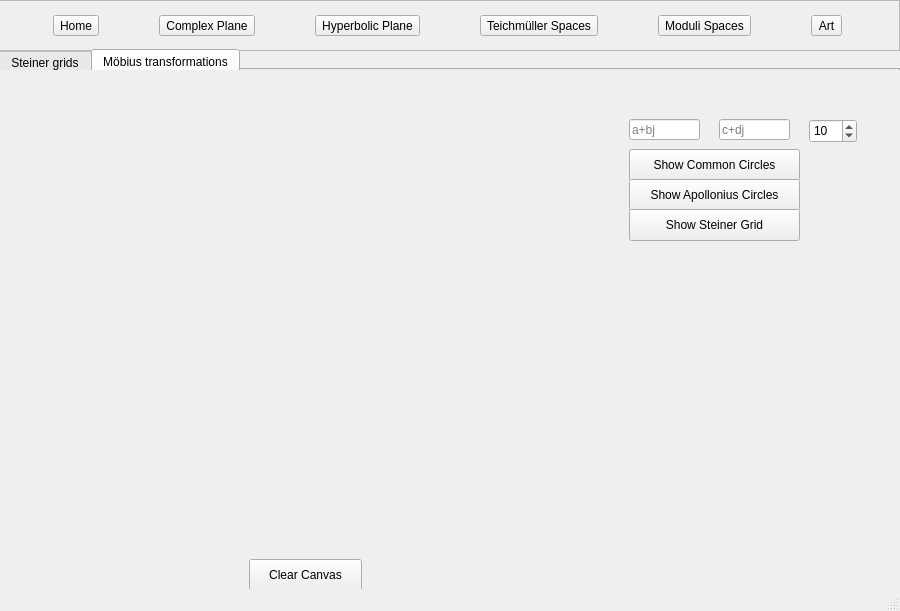
Old version of the form appWindowDesign.ui in the repository Labardini/Hyperbolic.
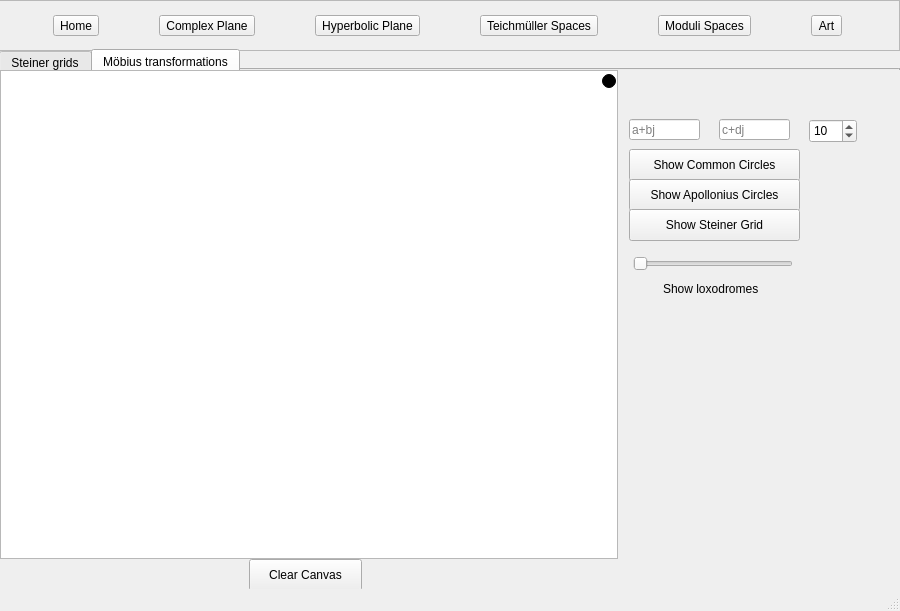
New version of the form. The open tabs and pages were chosen to show the change. Custom widgets are drawn as their Qt base class.

Patch:
```diff
--- a/appWindowDesign.ui
+++ b/appWindowDesign.ui
@@ -244,16 +244,6 @@
        </attribute>
       </widget>
      </widget>
-     <widget class="MplWidget" name="mplWidgetIn_pageCP" native="true">
-      <property name="geometry">
-       <rect>
-        <x>0</x>
-        <y>20</y>
-        <width>621</width>
-        <height>491</height>
-       </rect>
-      </property>
-     </widget>
      <widget class="QStackedWidget" name="stackedWidgetIn_pageCP">
       <property name="geometry">
        <rect>
@@ -360,6 +350,58 @@
          <string>Show Steiner Grid</string>
         </property>
        </widget>
+       <widget class="QSlider" name="horizontalSliderCPSGLoxodromesAngleTheta">
+        <property name="enabled">
+         <bool>true</bool>
+        </property>
+        <property name="geometry">
+         <rect>
+          <x>14</x>
+          <y>184</y>
+          <width>160</width>
+          <height>22</height>
+         </rect>
+        </property>
+        <property name="minimum">
+         <number>-1</number>
+        </property>
+        <property name="maximum">
+         <number>360</number>
+        </property>
+        <property name="value">
+         <number>-1</number>
+        </property>
+        <property name="sliderPosition">
+         <number>-1</number>
+        </property>
+        <property name="tracking">
+         <bool>true</bool>
+        </property>
+        <property name="orientation">
+         <enum>Qt::Horizontal</enum>
+        </property>
+       </widget>
+       <widget class="QLabel" name="labelCPSGLoxodromes">
+        <property name="geometry">
+         <rect>
+          <x>44</x>
+          <y>210</y>
+          <width>108</width>
+          <height>20</height>
+         </rect>
+        </property>
+        <property name="text">
+         <string>Show loxodromes</string>
+        </property>
+       </widget>
+       <zorder>horizontalSliderCPSGLoxodromesAngleTheta</zorder>
+       <zorder>pushButtonCPSGCommon</zorder>
+       <zorder>spinBoxCPSGCommon</zorder>
+       <zorder>lineEditCPSGComplexNumber2</zorder>
+       <zorder>lineEditCPSGComplexNumber1</zorder>
+       <zorder>pushButtonCPSGApollonius</zorder>
+       <zorder>pushButtonCPSGSteiner</zorder>
+       <zorder>labelCPSGLoxodromes</zorder>
       </widget>
       <widget class="QWidget" name="pageCPMobiusTransformations">
        <widget class="QFrame" name="frameCPMTOrbits">
@@ -588,6 +630,459 @@
        <string>Clear Canvas</string>
       </property>
      </widget>
+     <widget class="PlotWidget" name="PlotWidgetIn_pageCP">
+      <property name="enabled">
+       <bool>true</bool>
+      </property>
+      <property name="geometry">
+       <rect>
+        <x>1</x>
+        <y>21</y>
+        <width>618</width>
+        <height>489</height>
+       </rect>
+      </property>
+     </widget>
+     <widget class="QRadioButton" name="radioButtonCPoo">
+      <property name="enabled">
+       <bool>true</bool>
+      </property>
+      <property name="geometry">
+       <rect>
+        <x>579</x>
+        <y>22</y>
+        <width>38</width>
+        <height>20</height>
+       </rect>
+      </property>
+      <property name="palette">
+       <palette>
+        <active>
+         <colorrole role="WindowText">
+          <brush brushstyle="SolidPattern">
+           <color alpha="255">
+            <red>255</red>
+            <green>255</green>
+            <blue>255</blue>
+           </color>
+          </brush>
+         </colorrole>
+         <colorrole role="Button">
+          <brush brushstyle="SolidPattern">
+           <color alpha="255">
+            <red>0</red>
+            <green>0</green>
+            <blue>0</blue>
+           </color>
+          </brush>
+         </colorrole>
+         <colorrole role="Light">
+          <brush brushstyle="SolidPattern">
+           <color alpha="255">
+            <red>0</red>
+            <green>0</green>
+            <blue>0</blue>
+           </color>
+          </brush>
+         </colorrole>
+         <colorrole role="Midlight">
+          <brush brushstyle="SolidPattern">
+           <color alpha="255">
+            <red>0</red>
+            <green>0</green>
+            <blue>0</blue>
+           </color>
+          </brush>
+         </colorrole>
+         <colorrole role="Dark">
+          <brush brushstyle="SolidPattern">
+           <color alpha="255">
+            <red>0</red>
+            <green>0</green>
+            <blue>0</blue>
+           </color>
+          </brush>
+         </colorrole>
+         <colorrole role="Mid">
+          <brush brushstyle="SolidPattern">
+           <color alpha="255">
+            <red>0</red>
+            <green>0</green>
+            <blue>0</blue>
+           </color>
+          </brush>
+         </colorrole>
+         <colorrole role="Text">
+          <brush brushstyle="SolidPattern">
+           <color alpha="255">
+            <red>255</red>
+            <green>255</green>
+            <blue>255</blue>
+           </color>
+          </brush>
+         </colorrole>
+         <colorrole role="BrightText">
+          <brush brushstyle="SolidPattern">
+           <color alpha="255">
+            <red>255</red>
+            <green>255</green>
+            <blue>255</blue>
+           </color>
+          </brush>
+         </colorrole>
+         <colorrole role="ButtonText">
+          <brush brushstyle="SolidPattern">
+           <color alpha="255">
+            <red>255</red>
+            <green>255</green>
+            <blue>255</blue>
+           </color>
+          </brush>
+         </colorrole>
+         <colorrole role="Base">
+          <brush brushstyle="SolidPattern">
+           <color alpha="255">
+            <red>0</red>
+            <green>0</green>
+            <blue>0</blue>
+           </color>
+          </brush>
+         </colorrole>
+         <colorrole role="Window">
+          <brush brushstyle="SolidPattern">
+           <color alpha="255">
+            <red>0</red>
+            <green>0</green>
+            <blue>0</blue>
+           </color>
+          </brush>
+         </colorrole>
+         <colorrole role="Shadow">
+          <brush brushstyle="SolidPattern">
+           <color alpha="255">
+            <red>0</red>
+            <green>0</green>
+            <blue>0</blue>
+           </color>
+          </brush>
+         </colorrole>
+         <colorrole role="AlternateBase">
+          <brush brushstyle="SolidPattern">
+           <color alpha="255">
+            <red>0</red>
+            <green>0</green>
+            <blue>0</blue>
+           </color>
+          </brush>
+         </colorrole>
+         <colorrole role="ToolTipBase">
+          <brush brushstyle="SolidPattern">
+           <color alpha="255">
+            <red>255</red>
+            <green>255</green>
+            <blue>220</blue>
+           </color>
+          </brush>
+         </colorrole>
+         <colorrole role="ToolTipText">
+          <brush brushstyle="SolidPattern">
+           <color alpha="255">
+            <red>0</red>
+            <green>0</green>
+            <blue>0</blue>
+           </color>
+          </brush>
+         </colorrole>
+        </active>
+        <inactive>
+         <colorrole role="WindowText">
+          <brush brushstyle="SolidPattern">
+           <color alpha="255">
+            <red>255</red>
+            <green>255</green>
+            <blue>255</blue>
+           </color>
+          </brush>
+         </colorrole>
+         <colorrole role="Button">
+          <brush brushstyle="SolidPattern">
+           <color alpha="255">
+            <red>0</red>
+            <green>0</green>
+            <blue>0</blue>
+           </color>
+          </brush>
+         </colorrole>
+         <colorrole role="Light">
+          <brush brushstyle="SolidPattern">
+           <color alpha="255">
+            <red>0</red>
+            <green>0</green>
+            <blue>0</blue>
+           </color>
+          </brush>
+         </colorrole>
+         <colorrole role="Midlight">
+          <brush brushstyle="SolidPattern">
+           <color alpha="255">
+            <red>0</red>
+            <green>0</green>
+            <blue>0</blue>
+           </color>
+          </brush>
+         </colorrole>
+         <colorrole role="Dark">
+          <brush brushstyle="SolidPattern">
+           <color alpha="255">
+            <red>0</red>
+            <green>0</green>
+            <blue>0</blue>
+           </color>
+          </brush>
+         </colorrole>
+         <colorrole role="Mid">
+          <brush brushstyle="SolidPattern">
+           <color alpha="255">
+            <red>0</red>
+            <green>0</green>
+            <blue>0</blue>
+           </color>
+          </brush>
+         </colorrole>
+         <colorrole role="Text">
+          <brush brushstyle="SolidPattern">
+           <color alpha="255">
+            <red>255</red>
+            <green>255</green>
+            <blue>255</blue>
+           </color>
+          </brush>
+         </colorrole>
+         <colorrole role="BrightText">
+          <brush brushstyle="SolidPattern">
+           <color alpha="255">
+            <red>255</red>
+            <green>255</green>
+            <blue>255</blue>
+           </color>
+          </brush>
+         </colorrole>
+         <colorrole role="ButtonText">
+          <brush brushstyle="SolidPattern">
+           <color alpha="255">
+            <red>255</red>
+            <green>255</green>
+            <blue>255</blue>
+           </color>
+          </brush>
+         </colorrole>
+         <colorrole role="Base">
+          <brush brushstyle="SolidPattern">
+           <color alpha="255">
+            <red>0</red>
+            <green>0</green>
+            <blue>0</blue>
+           </color>
+          </brush>
+         </colorrole>
+         <colorrole role="Window">
+          <brush brushstyle="SolidPattern">
+           <color alpha="255">
+            <red>0</red>
+            <green>0</green>
+            <blue>0</blue>
+           </color>
+          </brush>
+         </colorrole>
+         <colorrole role="Shadow">
+          <brush brushstyle="SolidPattern">
+           <color alpha="255">
+            <red>0</red>
+            <green>0</green>
+            <blue>0</blue>
+           </color>
+          </brush>
+         </colorrole>
+         <colorrole role="AlternateBase">
+          <brush brushstyle="SolidPattern">
+           <color alpha="255">
+            <red>0</red>
+            <green>0</green>
+            <blue>0</blue>
+           </color>
+          </brush>
+         </colorrole>
+         <colorrole role="ToolTipBase">
+          <brush brushstyle="SolidPattern">
+           <color alpha="255">
+            <red>255</red>
+            <green>255</green>
+            <blue>220</blue>
+           </color>
+          </brush>
+         </colorrole>
+         <colorrole role="ToolTipText">
+          <brush brushstyle="SolidPattern">
+           <color alpha="255">
+            <red>0</red>
+            <green>0</green>
+            <blue>0</blue>
+           </color>
+          </brush>
+         </colorrole>
+        </inactive>
+        <disabled>
+         <colorrole role="WindowText">
+          <brush brushstyle="SolidPattern">
+           <color alpha="255">
+            <red>0</red>
+            <green>0</green>
+            <blue>0</blue>
+           </color>
+          </brush>
+         </colorrole>
+         <colorrole role="Button">
+          <brush brushstyle="SolidPattern">
+           <color alpha="255">
+            <red>0</red>
+            <green>0</green>
+            <blue>0</blue>
+           </color>
+          </brush>
+         </colorrole>
+         <colorrole role="Light">
+          <brush brushstyle="SolidPattern">
+           <color alpha="255">
+            <red>0</red>
+            <green>0</green>
+            <blue>0</blue>
+           </color>
+          </brush>
+         </colorrole>
+         <colorrole role="Midlight">
+          <brush brushstyle="SolidPattern">
+           <color alpha="255">
+            <red>0</red>
+            <green>0</green>
+            <blue>0</blue>
+           </color>
+          </brush>
+         </colorrole>
+         <colorrole role="Dark">
+          <brush brushstyle="SolidPattern">
+           <color alpha="255">
+            <red>0</red>
+            <green>0</green>
+            <blue>0</blue>
+           </color>
+          </brush>
+         </colorrole>
+         <colorrole role="Mid">
+          <brush brushstyle="SolidPattern">
+           <color alpha="255">
+            <red>0</red>
+            <green>0</green>
+            <blue>0</blue>
+           </color>
+          </brush>
+         </colorrole>
+         <colorrole role="Text">
+          <brush brushstyle="SolidPattern">
+           <color alpha="255">
+            <red>0</red>
+            <green>0</green>
+            <blue>0</blue>
+           </color>
+          </brush>
+         </colorrole>
+         <colorrole role="BrightText">
+          <brush brushstyle="SolidPattern">
+           <color alpha="255">
+            <red>255</red>
+            <green>255</green>
+            <blue>255</blue>
+           </color>
+          </brush>
+         </colorrole>
+         <colorrole role="ButtonText">
+          <brush brushstyle="SolidPattern">
+           <color alpha="255">
+            <red>0</red>
+            <green>0</green>
+            <blue>0</blue>
+           </color>
+          </brush>
+         </colorrole>
+         <colorrole role="Base">
+          <brush brushstyle="SolidPattern">
+           <color alpha="255">
+            <red>0</red>
+            <green>0</green>
+            <blue>0</blue>
+           </color>
+          </brush>
+         </colorrole>
+         <colorrole role="Window">
+          <brush brushstyle="SolidPattern">
+           <color alpha="255">
+            <red>0</red>
+            <green>0</green>
+            <blue>0</blue>
+           </color>
+          </brush>
+         </colorrole>
+         <colorrole role="Shadow">
+          <brush brushstyle="SolidPattern">
+           <color alpha="255">
+            <red>0</red>
+            <green>0</green>
+            <blue>0</blue>
+           </color>
+          </brush>
+         </colorrole>
+         <colorrole role="AlternateBase">
+          <brush brushstyle="SolidPattern">
+           <color alpha="255">
+            <red>0</red>
+            <green>0</green>
+            <blue>0</blue>
+           </color>
+          </brush>
+         </colorrole>
+         <colorrole role="ToolTipBase">
+          <brush brushstyle="SolidPattern">
+           <color alpha="255">
+            <red>255</red>
+            <green>255</green>
+            <blue>220</blue>
+           </color>
+          </brush>
+         </colorrole>
+         <colorrole role="ToolTipText">
+          <brush brushstyle="SolidPattern">
+           <color alpha="255">
+            <red>0</red>
+            <green>0</green>
+            <blue>0</blue>
+           </color>
+          </brush>
+         </colorrole>
+        </disabled>
+       </palette>
+      </property>
+      <property name="layoutDirection">
+       <enum>Qt::RightToLeft</enum>
+      </property>
+      <property name="text">
+       <string>oo</string>
+      </property>
+      <property name="checkable">
+       <bool>true</bool>
+      </property>
+      <property name="checked">
+       <bool>false</bool>
+      </property>
+     </widget>
     </widget>
     <widget class="QWidget" name="pageHP">
      <widget class="QTabWidget" name="tabsIn_pageHP">
@@ -1017,6 +1512,11 @@
    <header>mplwidget.h</header>
    <container>1</container>
   </customwidget>
+  <customwidget>
+   <class>PlotWidget</class>
+   <extends>QGraphicsView</extends>
+   <header>pyqtgraph</header>
+  </customwidget>
  </customwidgets>
  <tabstops>
   <tabstop>lineEditCPSGComplexNumber1</tabstop>
```
Left out of the diff: 27 changed lines with no effect on the pictures.
